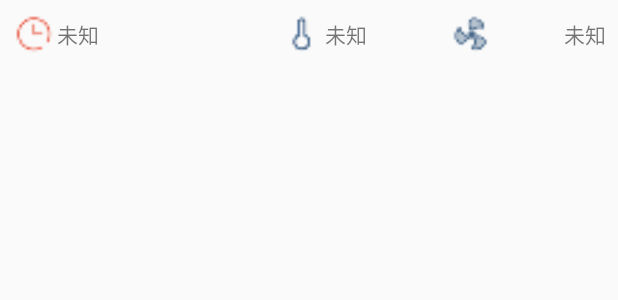
After one commit to BigChaChi/TotoroWeather, an Android app: the layout hourly_forecast_list_item.xml on its own in the app's theme, with its tools: preview values and no code run, on a phone screen of 412 x 824 dp. The commit adds this screen. Shown: the top 300 px of the screen. Run offline under Robolectric (Android 15) with nearby library versions, the phone set to English and light mode, and no system bars.

Commit message:
第三板块添加成功

```diff
--- a/app/src/main/java/totoro/application/xkf/totoroweather/adapter/DailyForecastListAdapter.java
+++ b/app/src/main/java/totoro/application/xkf/totoroweather/adapter/DailyForecastListAdapter.java
@@ -40,7 +40,7 @@ public class DailyForecastListAdapter extends RecyclerView.Adapter<DailyForecast
         }
         dailyTmp += "     " + item.getMinTemperature() + "°~" + item.getMaxTemperature() + "°";
         holder.tvDailyTmp.setText(dailyTmp);
-        String dailyDetail = "白天" + item.getTxtDay() + "，夜晚" + item.getTextNight() + "。"
+        String dailyDetail = "白天" + item.getTxtDay() + "，夜晚" + item.getTxtNight() + "。"
                 + item.getWindType() + "  " + item.getWindDegree() + "级。" + "日出在" + item.getSunRise() + "，"
                 + "日落在" + item.getSunSet();
         holder.tvDailyDetail.setText(dailyDetail);
--- /dev/null
+++ b/app/src/main/res/layout/hourly_forecast_list_item.xml
@@ -0,0 +1,48 @@
+<?xml version="1.0" encoding="utf-8"?>
+<LinearLayout xmlns:android="http://schemas.android.com/apk/res/android"
+    xmlns:app="http://schemas.android.com/apk/res-auto"
+    android:layout_width="match_parent"
+    android:layout_height="wrap_content"
+    android:gravity="center_vertical"
+    android:orientation="horizontal"
+    android:padding="8dp">
+
+    <ImageView
+        android:layout_width="30dp"
+        android:layout_height="30dp"
+        app:srcCompat="@mipmap/ic_hourly_forecast_time" />
+
+    <TextView
+        android:id="@+id/tv_hourly_data_and_txt"
+        android:layout_width="0dp"
+        android:layout_height="wrap_content"
+        android:layout_weight="2"
+        android:text="@string/unKnow" />
+
+    <ImageView
+        android:layout_width="30dp"
+        android:layout_height="30dp"
+
+        app:srcCompat="@mipmap/ic_hourly_forecast_temp" />
+
+    <TextView
+        android:id="@+id/tv_hourly_tmp"
+        android:layout_width="0dp"
+        android:layout_height="wrap_content"
+        android:layout_weight="1"
+        android:text="@string/unKnow" />
+
+    <ImageView
+        android:layout_marginLeft="8dp"
+        android:layout_width="30dp"
+        android:layout_height="30dp"
+        app:srcCompat="@mipmap/ic_hourly_forecast_wind" />
+
+    <TextView
+        android:id="@+id/tv_hourly_wind"
+        android:layout_width="0dp"
+        android:layout_height="wrap_content"
+        android:layout_weight="1"
+        android:gravity="end"
+        android:text="@string/unKnow" />
+</LinearLayout>
```
Also changed, not shown: app/src/main/java/totoro/application/xkf/totoroweather/activity/WeatherActivity.java (+11 -0 lines), app/src/main/java/totoro/application/xkf/totoroweather/adapter/HourlyForecastListAdapter.java (added, +51 -0 lines), app/src/main/java/totoro/application/xkf/totoroweather/json/JsonForWeather.java (+38 -2 lines), app/src/main/java/totoro/application/xkf/totoroweather/model/DailyForecast.java (+5 -5 lines), app/src/main/java/totoro/application/xkf/totoroweather/model/HourlyForecast.java (added, +74 -0 lines), app/src/main/java/totoro/application/xkf/totoroweather/model/Weather.java (+9 -0 lines).
